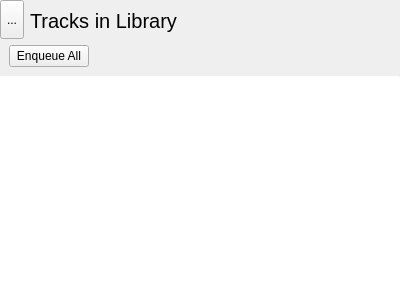
This is application/userplaylistswidget.ui in theCheeseboard/theBeat as Qt 5 draws it before an edit. The edited form follows.
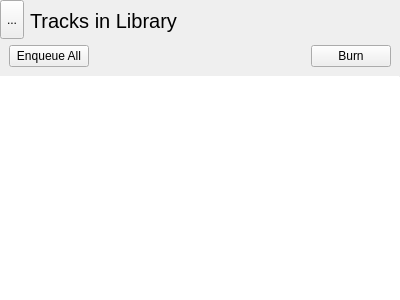
This is the edited form. The open tabs and pages were chosen to show the change. Icons and pictures are not drawn. Custom widgets are drawn as their Qt base class.

Commit message: Basic burn support

What changed in the file:
```diff
--- a/application/userplaylistswidget.ui
+++ b/application/userplaylistswidget.ui
@@ -258,6 +258,17 @@
               </property>
              </spacer>
             </item>
+            <item>
+             <widget class="QPushButton" name="burnButton">
+              <property name="text">
+               <string>Burn</string>
+              </property>
+              <property name="icon">
+               <iconset theme="tools-media-optical-burn">
+                <normaloff>.</normaloff>.</iconset>
+              </property>
+             </widget>
+            </item>
            </layout>
           </item>
          </layout>
```
Left out of the diff: 3 changed lines with no effect on the pictures. The commit also changes 535 other files.
